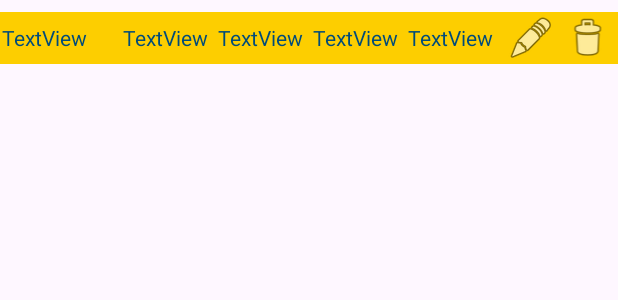
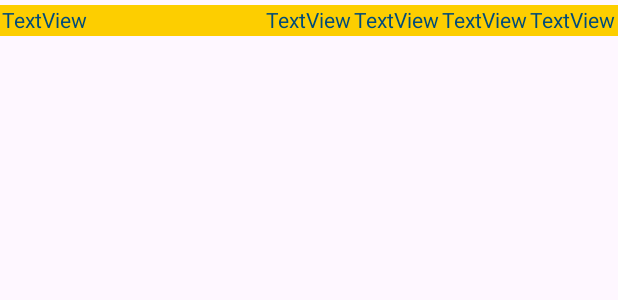
Before and after one commit to wivsonmachado/app-faculdade, an Android app: the layout adapter_disciplina.xml on its own in the app's theme, with its tools: preview values and no code run, on a phone screen of 412 x 824 dp. Shown: the top 300 px of the screen. Run offline under Robolectric (Android 15) with nearby library versions, the phone set to English and light mode, and no system bars.

Commit message:
Tela de listagem de disciplinas: adicição de header, botão adicionar e titulo da tela / Refactor do estilo da lista

```diff
--- a/app/src/main/java/com/example/ava1/view/ListaDisciplinasActivity.java
+++ b/app/src/main/java/com/example/ava1/view/ListaDisciplinasActivity.java
@@ -40,10 +40,8 @@ public class ListaDisciplinasActivity extends AppCompatActivity {
         recyclerView.setHasFixedSize(true);
         DisciplinaAdapter adapter = new DisciplinaAdapter(disciplinas);
         recyclerView.setAdapter(adapter);
+    }
 
 
 
-
-
-    }
 }
--- a/app/src/main/res/layout/adapter_disciplina.xml
+++ b/app/src/main/res/layout/adapter_disciplina.xml
@@ -4,7 +4,7 @@
     xmlns:tools="http://schemas.android.com/tools"
     android:layout_width="match_parent"
     android:layout_height="wrap_content"
-    android:layout_marginTop="8sp"
+    android:layout_marginTop="3sp"
     android:background="#FDCE00"
     tools:layout_editor_absoluteY="20dp">
 
@@ -13,7 +13,6 @@
         android:layout_width="0dp"
         android:layout_height="wrap_content"
         android:layout_marginStart="1dp"
-        android:layout_marginTop="1dp"
         android:layout_marginEnd="1dp"
         android:layout_marginBottom="1dp"
         android:orientation="horizontal"
@@ -26,62 +25,53 @@
 
         <TextView
             android:id="@+id/nomeDisciplinaView"
-            android:layout_width="wrap_content"
+            android:layout_width="0dp"
             android:layout_height="wrap_content"
             android:layout_gravity="center_vertical"
-            android:layout_weight="70"
+            android:layout_weight="3"
             android:text="TextView"
             android:textColor="#004B7A" />
 
         <TextView
             android:id="@+id/a1View"
-            android:layout_width="wrap_content"
+            android:layout_width="0dp"
             android:layout_height="wrap_content"
             android:layout_gravity="center_vertical"
-            android:layout_weight="20"
+            android:layout_weight="1"
             android:text="TextView"
+            android:textAlignment="center"
             android:textColor="#004B7A" />
 
         <TextView
             android:id="@+id/a2View"
-            android:layout_width="wrap_content"
+            android:layout_width="0dp"
             android:layout_height="wrap_content"
             android:layout_gravity="center_vertical"
-            android:layout_weight="20"
+            android:layout_weight="1"
             android:text="TextView"
+            android:textAlignment="center"
             android:textColor="#004B7A" />
 
         <TextView
             android:id="@+id/a3View"
-            android:layout_width="wrap_content"
+            android:layout_width="0dp"
             android:layout_height="wrap_content"
             android:layout_gravity="center_vertical"
-            android:layout_weight="20"
+            android:layout_weight="1"
             android:text="TextView"
+            android:textAlignment="center"
             android:textColor="#004B7A" />
 
         <TextView
             android:id="@+id/nfpView"
-            android:layout_width="wrap_content"
-            android:layout_height="wrap_content"
+            android:layout_width="0dp"
+            android:layout_height="match_parent"
             android:layout_gravity="center_vertical"
-            android:layout_weight="20"
+            android:layout_weight="1"
             android:text="TextView"
+            android:textAlignment="center"
             android:textColor="#004B7A" />
 
-        <ImageView
-            android:id="@+id/imageView"
-            android:layout_width="wrap_content"
-            android:layout_height="wrap_content"
-            android:layout_weight="15"
-            app:srcCompat="@android:drawable/ic_menu_edit" />
-
-        <ImageView
-            android:id="@+id/imageView3"
-            android:layout_width="wrap_content"
-            android:layout_height="wrap_content"
-            android:layout_weight="15"
-            app:srcCompat="@android:drawable/ic_menu_delete" />
     </LinearLayout>
 
 </androidx.constraintlayout.widget.ConstraintLayout>
```
Also changed, not shown: app/src/main/res/layout/activity_lista_disciplinas.xml (+96 -4 lines).
